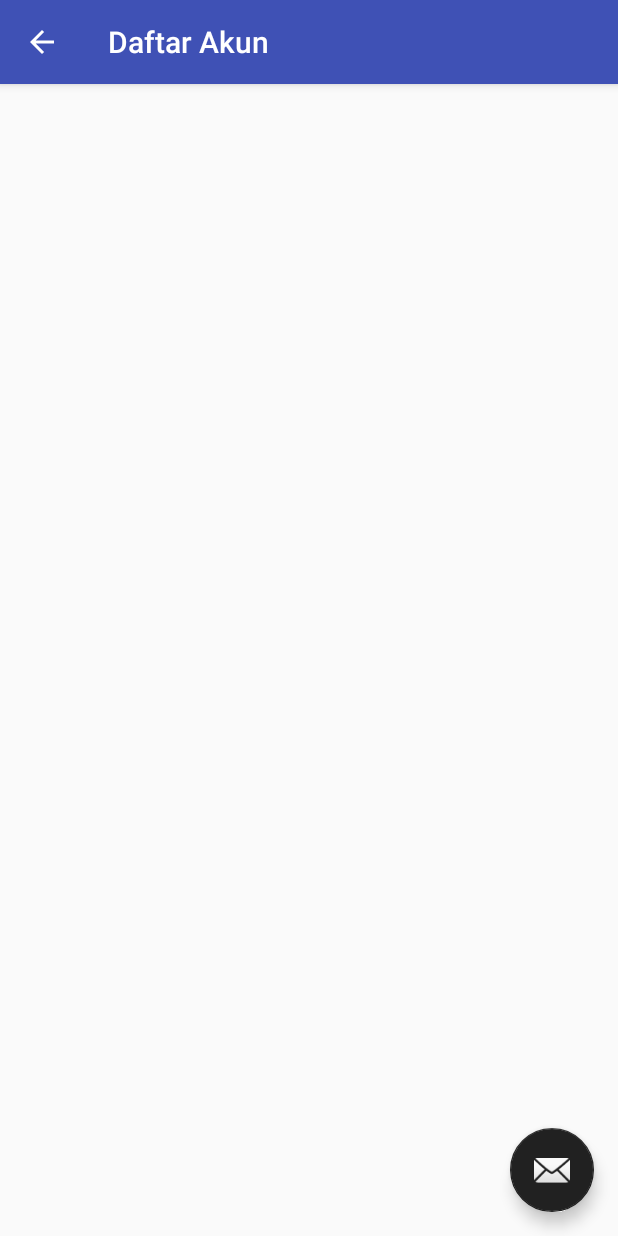
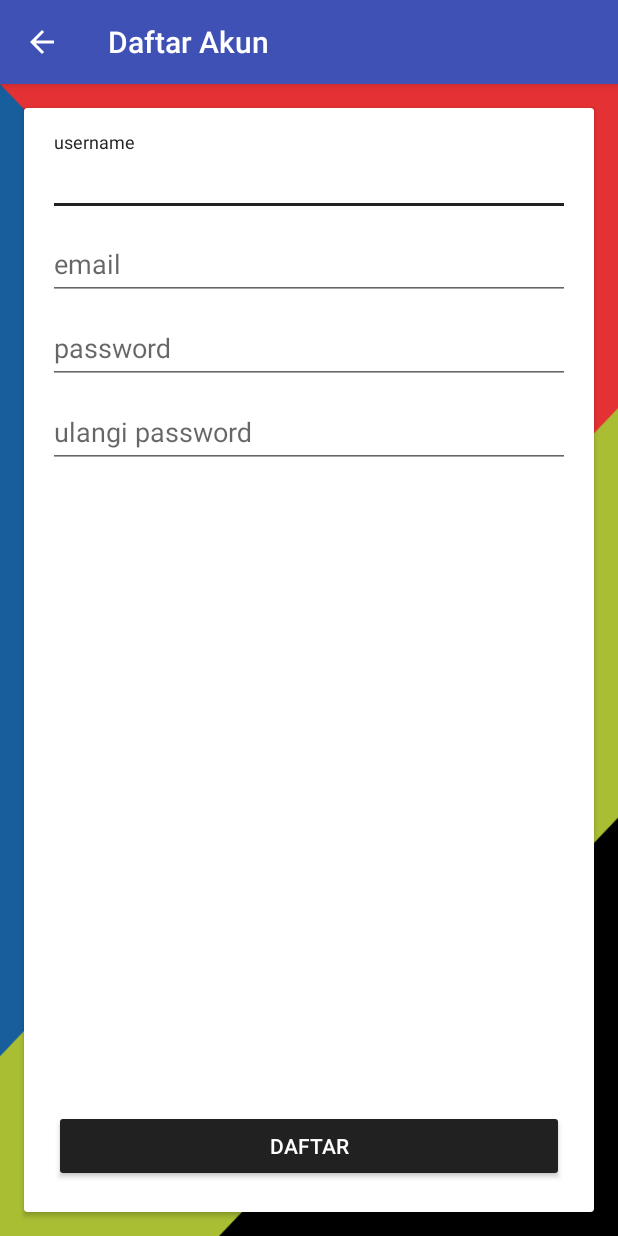
Before and after one commit to udines/prtmnmagang, an Android app: the RegisterActivity screen opened directly, with no data from a screen before it, on a phone screen of 412 x 824 dp. Run offline under Robolectric (Android 15) with nearby library versions, the phone set to English and light mode, and no system bars.

Commit message:
Update Activity Register
Tambah layout dan handle input data yang tidak sesuai.

```diff
--- a/app/src/main/java/com/pertamina/pertaminatuban/activities/LoginActivity.java
+++ b/app/src/main/java/com/pertamina/pertaminatuban/activities/LoginActivity.java
@@ -66,9 +66,9 @@ public class LoginActivity extends AppCompatActivity {
             public void onClick(View view) {
 
                 /*masuk ke halaman pendaftaran*/
-//                Intent registerIntent = new Intent(getApplicationContext(), RegisterActivity.class);
-//                registerIntent.setFlags(Intent.FLAG_ACTIVITY_NEW_TASK);
-//                startActivity(registerIntent);
+                Intent registerIntent = new Intent(getApplicationContext(), RegisterActivity.class);
+                registerIntent.setFlags(Intent.FLAG_ACTIVITY_NEW_TASK);
+                startActivity(registerIntent);
             }
         });
     }
--- a/app/src/main/java/com/pertamina/pertaminatuban/activities/RegisterActivity.java
+++ b/app/src/main/java/com/pertamina/pertaminatuban/activities/RegisterActivity.java
@@ -5,11 +5,18 @@ import android.support.design.widget.FloatingActionButton;
 import android.support.design.widget.Snackbar;
 import android.support.v7.app.AppCompatActivity;
 import android.support.v7.widget.Toolbar;
+import android.util.Patterns;
 import android.view.View;
+import android.widget.Button;
+import android.widget.EditText;
+import android.widget.Toast;
 
 import com.pertamina.pertaminatuban.R;
 
 public class RegisterActivity extends AppCompatActivity {
+
+    private EditText inputUsername, inputEmail, inputPassword, inputUlangPassword;
+    private Button registerButton;
 
     @Override
     protected void onCreate(Bundle savedInstanceState) {
@@ -24,15 +31,62 @@ public class RegisterActivity extends AppCompatActivity {
             }
         });
 
-        FloatingActionButton fab = (FloatingActionButton) findViewById(R.id.fab);
-        fab.setOnClickListener(new View.OnClickListener() {
+        /*inisialisasi view yang digunakan di lebih dari satu fungsi*/
+        inputUsername = findViewById(R.id.register_input_username);
+        inputEmail = findViewById(R.id.register_input_email);
+        inputPassword = findViewById(R.id.register_input_password);
+        inputUlangPassword = findViewById(R.id.register_ulangi_password);
+        registerButton = findViewById(R.id.register_button);
+
+        getSupportActionBar().setDisplayHomeAsUpEnabled(true);
+
+        handleLogin();
+    }
+
+    private void handleLogin() {
+        registerButton.setOnClickListener(new View.OnClickListener() {
             @Override
             public void onClick(View view) {
-                Snackbar.make(view, "Replace with your own action", Snackbar.LENGTH_LONG)
-                        .setAction("Action", null).show();
+                if (dataTerisi() && emailSesuai() && passwordSama()) {
+                    Toast.makeText(RegisterActivity.this, "lanjut", Toast.LENGTH_SHORT).show();
+                }
             }
         });
-        getSupportActionBar().setDisplayHomeAsUpEnabled(true);
     }
 
+    private boolean dataTerisi() {
+        boolean isi = true;
+        if (inputUsername.getText().length() < 1) {
+            isi = false;
+        }
+        if (inputEmail.getText().length() < 1) {
+            isi = false;
+        }
+        if (inputPassword.getText().length() < 1) {
+            isi = false;
+        }
+        if (inputUlangPassword.getText().length() < 1) {
+            isi = false;
+        }
+        if (!isi) {
+            Toast.makeText(this, "Data harus lengkap", Toast.LENGTH_SHORT).show();
+        }
+        return isi;
+    }
+
+    private boolean passwordSama() {
+        boolean sama;
+        sama = inputPassword.getText().toString().equals(inputUlangPassword.getText().toString());
+        if (!sama) {
+            Toast.makeText(this, "Password tidak sama", Toast.LENGTH_SHORT).show();
+        }
+        return sama;
+    }
+
+    private boolean emailSesuai() {
+        if (!Patterns.EMAIL_ADDRESS.matcher(inputEmail.getText().toString()).matches()) {
+            Toast.makeText(this, "Masukkan email dengan benar", Toast.LENGTH_SHORT).show();
+        }
+        return Patterns.EMAIL_ADDRESS.matcher(inputEmail.getText().toString()).matches();
+    }
 }
--- a/app/src/main/res/layout/activity_register.xml
+++ b/app/src/main/res/layout/activity_register.xml
@@ -22,12 +22,4 @@
 
     <include layout="@layout/content_register" />
 
-    <android.support.design.widget.FloatingActionButton
-        android:id="@+id/fab"
-        android:layout_width="wrap_content"
-        android:layout_height="wrap_content"
-        android:layout_gravity="bottom|end"
-        android:layout_margin="@dimen/fab_margin"
-        app:srcCompat="@android:drawable/ic_dialog_email" />
-
 </android.support.design.widget.CoordinatorLayout>
--- a/app/src/main/res/layout/content_register.xml
+++ b/app/src/main/res/layout/content_register.xml
@@ -1,11 +1,80 @@
 <?xml version="1.0" encoding="utf-8"?>
-<android.support.constraint.ConstraintLayout xmlns:android="http://schemas.android.com/apk/res/android"
+<LinearLayout xmlns:android="http://schemas.android.com/apk/res/android"
     xmlns:app="http://schemas.android.com/apk/res-auto"
     xmlns:tools="http://schemas.android.com/tools"
     android:layout_width="match_parent"
     android:layout_height="match_parent"
+    android:background="@drawable/login_background"
     app:layout_behavior="@string/appbar_scrolling_view_behavior"
     tools:context="com.pertamina.pertaminatuban.activities.RegisterActivity"
     tools:showIn="@layout/activity_register">
-
-</android.support.constraint.ConstraintLayout>
+    <android.support.v7.widget.CardView
+        android:layout_width="match_parent"
+        android:layout_height="match_parent"
+        android:layout_margin="16dp">
+        <LinearLayout
+            android:layout_width="match_parent"
+            android:layout_height="match_parent"
+            android:orientation="vertical"
+            android:paddingTop="16dp"
+            android:paddingStart="16dp"
+            android:paddingEnd="16dp"
+            android:paddingBottom="16dp">
+            <android.support.design.widget.TextInputLayout
+                android:layout_width="match_parent"
+                android:layout_height="wrap_content">
+                <EditText
+                    android:layout_width="match_parent"
+                    android:layout_height="wrap_content"
+                    android:hint="@string/username"
+                    android:id="@+id/register_input_username"
+                    android:maxLines="1"
+                    android:inputType="text"/>
+            </android.support.design.widget.TextInputLayout>
+            <android.support.design.widget.TextInputLayout
+                android:layout_width="match_parent"
+                android:layout_height="wrap_content">
+                <EditText
+                    android:layout_width="match_parent"
+                    android:layout_height="wrap_content"
+                    android:hint="@string/email"
+                    android:maxLines="1"
+                    android:id="@+id/register_input_email"
+                    android:inputType="textEmailAddress"/>
+            </android.support.design.widget.TextInputLayout>
+            <android.support.design.widget.TextInputLayout
+                android:layout_width="match_parent"
+                android:layout_height="wrap_content">
+                <EditText
+                    android:layout_width="match_parent"
+                    android:layout_height="wrap_content"
+                    android:inputType="textPassword"
+                    android:maxLines="1"
+                    android:id="@+id/register_input_password"
+                    android:hint="@string/password"/>
+            </android.support.design.widget.TextInputLayout>
+            <android.support.design.widget.TextInputLayout
+                android:layout_width="match_parent"
+                android:layout_height="wrap_content">
+                <EditText
+                    android:layout_width="match_parent"
+                    android:layout_height="wrap_content"
+                    android:inputType="textPassword"
+                    android:maxLines="1"
+                    android:id="@+id/register_ulangi_password"
+                    android:hint="@string/ulangi_password"/>
+            </android.support.design.widget.TextInputLayout>
+            <android.support.v4.widget.Space
+                android:layout_width="wrap_content"
+                android:layout_height="0dp"
+                android:layout_weight="1"/>
+            <Button
+                android:layout_width="match_parent"
+                android:layout_height="wrap_content"
+                android:layout_margin="4dp"
+                android:id="@+id/register_button"
+                style="@style/Base.Widget.AppCompat.Button.Colored"
+                android:text="Daftar"/>
+        </LinearLayout>
+    </android.support.v7.widget.CardView>
+</LinearLayout>
--- a/app/src/main/res/values/strings.xml
+++ b/app/src/main/res/values/strings.xml
@@ -2,8 +2,8 @@
     <string name="app_name">Click Tuban</string>
     <string name="action_settings">Settings</string>
     <string name="title_activity_login">Login</string>
-    <string name="username">Username</string>
-    <string name="password">Password</string>
+    <string name="username">username</string>
+    <string name="password">password</string>
     <string name="title_activity_register">Daftar Akun</string>
     <string name="title_activity_distribusi">Distribusi</string>
     <string name="title_activity_input_matbal">Input Matbal</string>
@@ -12,4 +12,6 @@
     <string name="title_activity_opers">Opers</string>
     <string name="title_activity_ritase">Ritase</string>
     <string name="title_activity_wilayah">Wilayah</string>
+    <string name="email">email</string>
+    <string name="ulangi_password">ulangi password</string>
 </resources>
```
